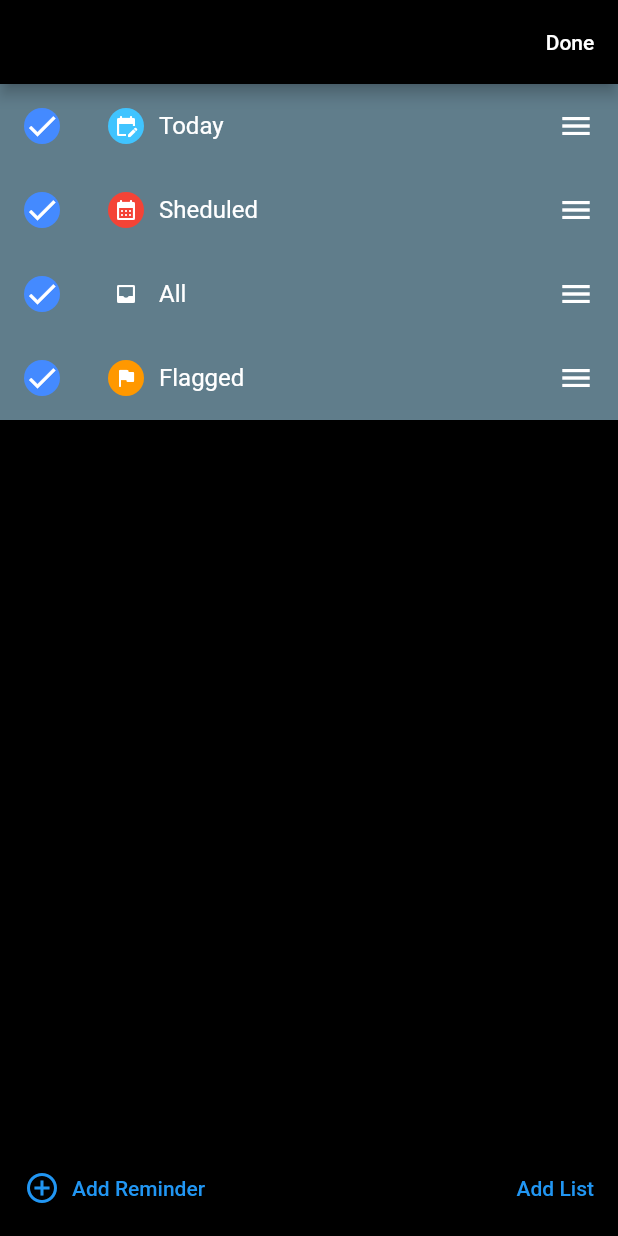
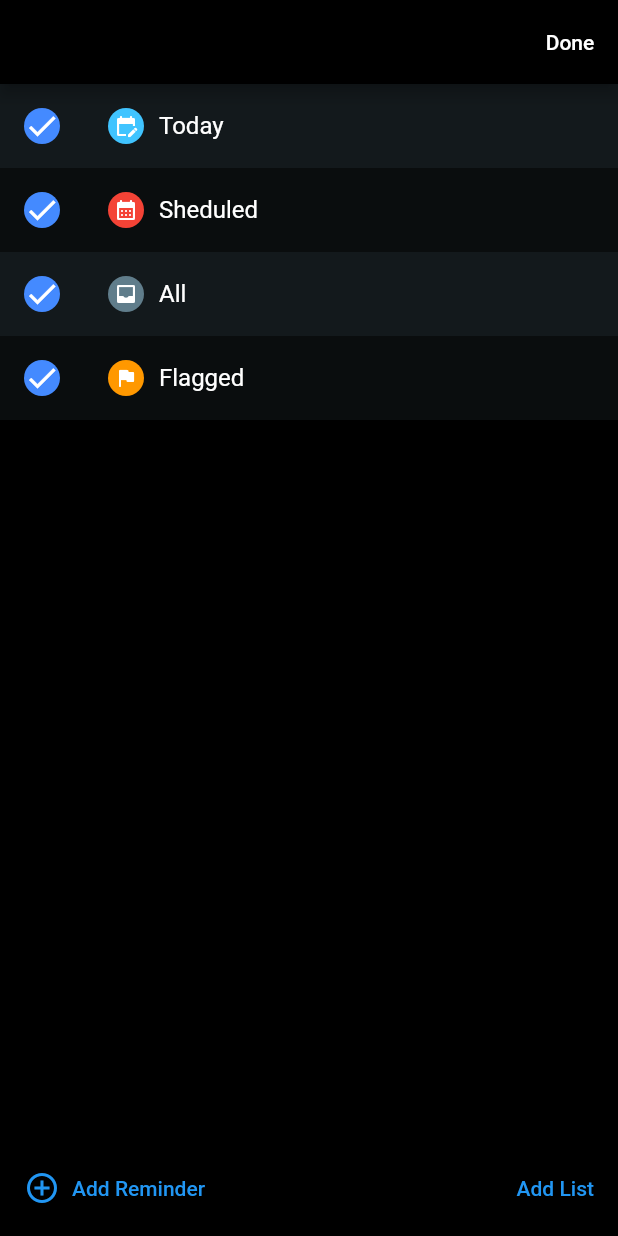
Before and after one commit to Moonbladez/flutter_reminder, a Flutter app: the screen it shows after launch, after a tap on "Edit", on a phone screen of 412 x 824 dp. Run offline on Flutter 3.47's test engine with Material 2 defaults, Android fonts, the phone set to English and light mode, and no system bars.

Commit message:
converted categoriesList into a reorderable widget

```diff
--- a/lib/screens/home/category_list.dart
+++ b/lib/screens/home/category_list.dart
@@ -1,4 +1,5 @@
 import 'package:flutter/material.dart';
+import 'package:reminders/models/category.dart';
 
 import 'package:reminders/models/category_collection.dart';
 
@@ -12,26 +13,41 @@ class CategoryList extends StatefulWidget {
 }
 
 class _CategoryListState extends State<CategoryList> {
+  final _evenColor = Colors.blueGrey.withOpacity(0.2);
+  final _oddColor = Colors.blueGrey.withOpacity(0.1);
   @override
   Widget build(BuildContext context) {
-    return ListView.builder(
+    return ReorderableListView.builder(
       itemCount: widget.categoryCollection.categories.length,
       itemBuilder: (BuildContext context, int index) {
+        final Category category = widget.categoryCollection.categories[index];
         return ListTile(
+          key: UniqueKey(),
           leading: Container(
             decoration: const BoxDecoration(
                 color: Colors.blueAccent, shape: BoxShape.circle),
             child: const Icon(Icons.check),
           ),
-          tileColor: Colors.blueGrey,
-          trailing: const Icon(Icons.menu),
           title: Row(
             children: [
-              widget.categoryCollection.categories[index].icon,
+              category.icon,
               const SizedBox(width: 10),
-              Text(widget.categoryCollection.categories[index].name),
+              Text(category.name),
             ],
           ),
+          tileColor: index.isEven ? _evenColor : _oddColor,
+        );
+      },
+      onReorder: (int oldIndex, int newIndex) {
+        setState(
+          () {
+            if (newIndex > oldIndex) {
+              newIndex -= 1;
+            }
+            final Category item =
+                widget.categoryCollection.categories.removeAt(oldIndex);
+            widget.categoryCollection.categories.insert(newIndex, item);
+          },
         );
       },
     );
--- a/lib/screens/home/home_screen.dart
+++ b/lib/screens/home/home_screen.dart
@@ -19,7 +19,6 @@ class _HomeScreenState extends State<HomeScreen> {
 
   @override
   Widget build(BuildContext context) {
-    print(layoutType);
     return Scaffold(
       appBar: AppBar(actions: [
         TextButton(
@@ -45,12 +44,13 @@ class _HomeScreenState extends State<HomeScreen> {
         crossAxisAlignment: CrossAxisAlignment.center,
         children: [
           Expanded(
-            child: layoutType == Layout.grid
-                ? CategoryGrid(
-                    categoryCollection: categoryCollection,
-                  )
-                : CategoryList(categoryCollection: categoryCollection),
-          ),
+              child: layoutType == Layout.grid
+                  ? CategoryGrid(
+                      categoryCollection: categoryCollection,
+                    )
+                  : CategoryList(categoryCollection: categoryCollection)
+              // : CategoryList(categoryCollection: categoryCollection),
+              ),
           const Footer()
         ],
       ),
```
Also changed, not shown: 1 other file.
